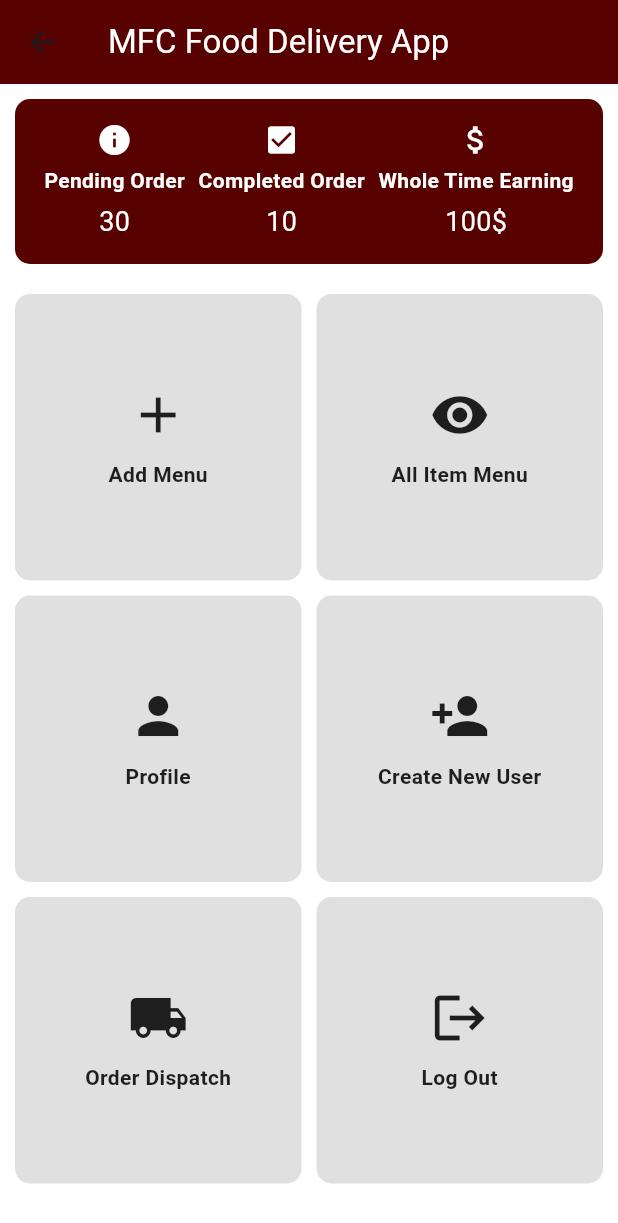
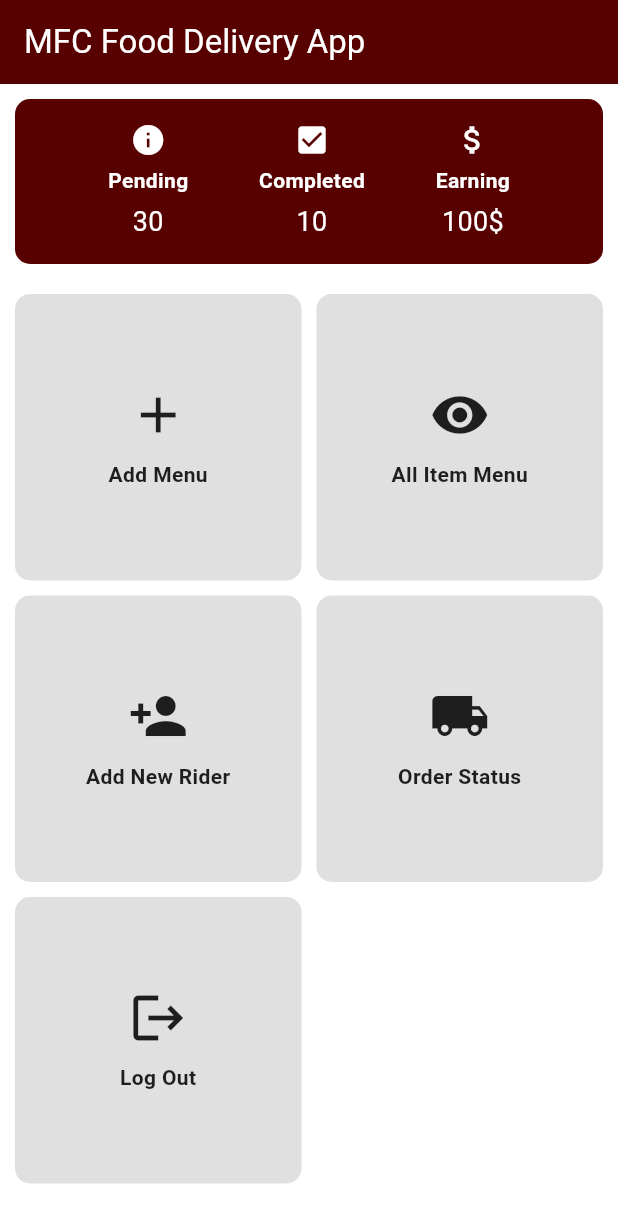
Before and after one commit to AbuHuraira61/mfc, a Flutter app: the ManagerHommeScreen screen opened directly, on a phone screen of 412 x 824 dp. Shown: the top 1223 px of the screen. Run offline on Flutter 3.47's test engine with Material 3 defaults, Android fonts, the phone set to English and light mode, and no system bars; our stand-ins replace image_picker.

Commit message:
admin panels screens working

```diff
--- a/lib/Manager UI/Home Screen/ManagerHomeScreen.dart
+++ b/lib/Manager UI/Home Screen/ManagerHomeScreen.dart
@@ -1,6 +1,11 @@
 import 'package:flutter/material.dart';
 import 'package:mfc/Constants/colors.dart';
+import 'package:mfc/Manager%20UI/AddItem_screen.dart';
+import 'package:mfc/Manager%20UI/AddNewRider_screen.dart';
+import 'package:mfc/Manager%20UI/ManagerBurgerScreen.dart';
+import 'package:mfc/Manager%20UI/ManagerPizzaScreen.dart';
 import 'package:mfc/Manager%20UI/MenuScreen/SelectMenuScreen.dart';
+import 'package:mfc/Manager%20UI/PendingOrder_screen.dart';
 
 class ManagerHommeScreen extends StatefulWidget {
   const ManagerHommeScreen({super.key});
@@ -15,7 +20,10 @@ class _ManagerHommeScreenState extends State<ManagerHommeScreen> {
     return Scaffold(
       backgroundColor: Colors.white,
       appBar: AppBar(
-        title: Text('MFC Food Delivery App', style: TextStyle(color: secondaryColor),),
+        title: Text(
+          'MFC Food Delivery App',
+          style: TextStyle(color: secondaryColor),
+        ),
         backgroundColor: primaryColor,
       ),
       body: Column(
@@ -31,11 +39,11 @@ class _ManagerHommeScreenState extends State<ManagerHommeScreen> {
             child: Column(
               children: [
                 Row(
-            mainAxisAlignment: MainAxisAlignment.spaceAround,
+                  mainAxisAlignment: MainAxisAlignment.spaceEvenly,
                   children: [
-              _buildDetailItem(Icons.info, "Pending Order", "30"),
-              _buildDetailItem(Icons.check_box, "Completed Order", "10"),
-              _buildDetailItem(Icons.attach_money, "Whole Time Earning", "100\$"),
+                    _buildDetailItem(Icons.info, "Pending", "30"),
+                    _buildDetailItem(Icons.check_box, "Completed", "10"),
+                    _buildDetailItem(Icons.attach_money, "Earning", "100\$"),
                   ],
                 ),
               ],
@@ -52,54 +60,79 @@ class _ManagerHommeScreenState extends State<ManagerHommeScreen> {
               children: [
                 InkWell(
                     onTap: () {
-
-               Navigator.push(context, MaterialPageRoute(builder: (context) {
-                 return SelectMenuScreen();
-              },));
+                      Navigator.push(context, MaterialPageRoute(
+                        builder: (context) {
+                          return AddItemScreen();
+                        },
+                      ));
                       // Handle button tap
                     },
-    splashColor: Colors.white.withOpacity(0.3), // Ripple effect color
-    highlightColor: Colors.white.withOpacity(0.2), // Slight highlight when tapped
+                    splashColor:
+                        Colors.white.withOpacity(0.3), // Ripple effect color
+                    highlightColor: Colors.white
+                        .withOpacity(0.2), // Slight highlight when tapped
                     borderRadius: BorderRadius.circular(10),
                     child: _buildButton(Icons.add, "Add Menu")),
                 InkWell(
                     onTap: () {
-      // Handle button tap
+                      Navigator.push(
+                        context,
+                        MaterialPageRoute(
+                            builder: (context) => ManagerPizzaScreen()),
+                      );
                     },
-    splashColor: Colors.white.withOpacity(0.3), // Ripple effect color
-    highlightColor: Colors.white.withOpacity(0.2), // Slight highlight when tapped
+                    splashColor:
+                        Colors.white.withOpacity(0.3), // Ripple effect color
+                    highlightColor: Colors.white
+                        .withOpacity(0.2), // Slight highlight when tapped
                     borderRadius: BorderRadius.circular(10),
                     child: _buildButton(Icons.remove_red_eye, "All Item Menu")),
+                // InkWell(
+                //     onTap: () {
+                //       //
+                //     },
+                //     splashColor:
+                //         Colors.white.withOpacity(0.3), // Ripple effect color
+                //     highlightColor: Colors.white
+                //         .withOpacity(0.2), // Slight highlight when tapped
+                //     borderRadius: BorderRadius.circular(10),
+                //     child: _buildButton(Icons.person, "Profile")),
                 InkWell(
                     onTap: () {
-      // Handle button tap
+                      Navigator.push(
+                        context,
+                        MaterialPageRoute(
+                            builder: (context) => AddNewRiderScreen()),
+                      );
                     },
-    splashColor: Colors.white.withOpacity(0.3), // Ripple effect color
-    highlightColor: Colors.white.withOpacity(0.2), // Slight highlight when tapped
+                    splashColor:
+                        Colors.white.withOpacity(0.3), // Ripple effect color
+                    highlightColor: Colors.white
+                        .withOpacity(0.2), // Slight highlight when tapped
                     borderRadius: BorderRadius.circular(10),
-            child: _buildButton(Icons.person, "Profile")),
+                    child: _buildButton(Icons.person_add, "Add New Rider")),
                 InkWell(
                     onTap: () {
-      // Handle button tap
+                      Navigator.push(
+                        context,
+                        MaterialPageRoute(
+                            builder: (context) => PendingOrderScreen()),
+                      );
                     },
-    splashColor: Colors.white.withOpacity(0.3), // Ripple effect color
-    highlightColor: Colors.white.withOpacity(0.2), // Slight highlight when tapped
+                    splashColor:
+                        Colors.white.withOpacity(0.3), // Ripple effect color
+                    highlightColor: Colors.white
+                        .withOpacity(0.2), // Slight highlight when tapped
                     borderRadius: BorderRadius.circular(10),
-            child: _buildButton(Icons.person_add, "Create New User")),
+                    child: _buildButton(Icons.local_shipping, "Order Status")),
                 InkWell(
                     onTap: () {
-      // Handle button tap
+                      //
                     },
-    splashColor: Colors.white.withOpacity(0.3), // Ripple effect color
-    highlightColor: Colors.white.withOpacity(0.2), // Slight highlight when tapped
-    borderRadius: BorderRadius.circular(10),
-            child: _buildButton(Icons.local_shipping, "Order Dispatch")),
-          InkWell(
-            onTap: () {
-      // Handle button tap
-    },
-    splashColor: Colors.white.withOpacity(0.3), // Ripple effect color
-    highlightColor: Colors.white.withOpacity(0.2), // Slight highlight when tapped
+                    splashColor:
+                        Colors.white.withOpacity(0.3), // Ripple effect color
+                    highlightColor: Colors.white
+                        .withOpacity(0.2), // Slight highlight when tapped
                     borderRadius: BorderRadius.circular(10),
                     child: _buildButton(Icons.logout, "Log Out")),
               ],
@@ -111,13 +144,13 @@ class _ManagerHommeScreenState extends State<ManagerHommeScreen> {
   }
 }
 
-
 Widget _buildDetailItem(IconData icon, String title, String value) {
   return Column(
     children: [
       Icon(icon, color: Colors.white),
       SizedBox(height: 5),
-      Text(title, style: TextStyle(color: Colors.white, fontWeight: FontWeight.bold)),
+      Text(title,
+          style: TextStyle(color: Colors.white, fontWeight: FontWeight.bold)),
       SizedBox(height: 5),
       Text(value, style: TextStyle(color: Colors.white, fontSize: 18)),
     ],
@@ -135,7 +168,10 @@ Widget _buildButton(IconData icon, String label) {
       children: [
         Icon(icon, size: 40, color: Colors.black87),
         SizedBox(height: 10),
-        Text(label, textAlign: TextAlign.center, style: TextStyle(fontWeight: FontWeight.bold, color: Colors.black87)),
+        Text(label,
+            textAlign: TextAlign.center,
+            style:
+                TextStyle(fontWeight: FontWeight.bold, color: Colors.black87)),
       ],
     ),
   );
--- a/lib/main.dart
+++ b/lib/main.dart
@@ -1,7 +1,7 @@
 import 'package:flutter/material.dart';
 import 'package:mfc/Constants/colors.dart';
-// import 'package:mfc/Manager%20UI/AddItem_screen.dart';
-import 'package:mfc/Manager%20UI/PendingOrder_screen.dart';
+import 'package:mfc/Manager%20UI/AddNewRider_screen.dart';
+import 'package:mfc/Manager%20UI/Home%20Screen/ManagerHomeScreen.dart';
 
 void main() {
   runApp(const MyApp());
@@ -42,7 +42,7 @@ class _MyAppState extends State<MyApp> {
           ),
           iconTheme: IconThemeData(
               color: primaryColor)), // Optional: Hide debug banner
-      home: PendingOrderScreen(), // Set LoginScreen as the home screen
+      home: ManagerHommeScreen(), // Set LoginScreen as the home screen
     );
   }
 }
```
Also changed, not shown: lib/Manager UI/AddItem_screen.dart (+6 -1 lines), lib/Manager UI/AddNewRider_screen.dart (added, +159 -0 lines), assets/riderBG.png (added), pubspec.lock, 4 other files. Lines whose indentation alone changed are shown as unchanged.
